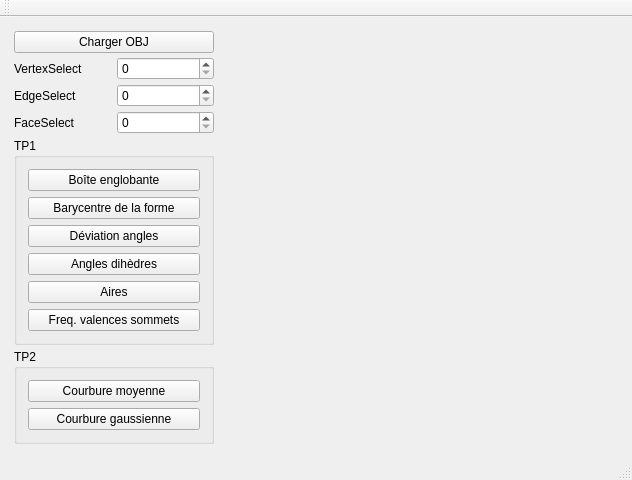
Old version of the form mainwindow.ui in the repository Anthiel/Projet-Prog.-graphique-et-app.-industrielle.
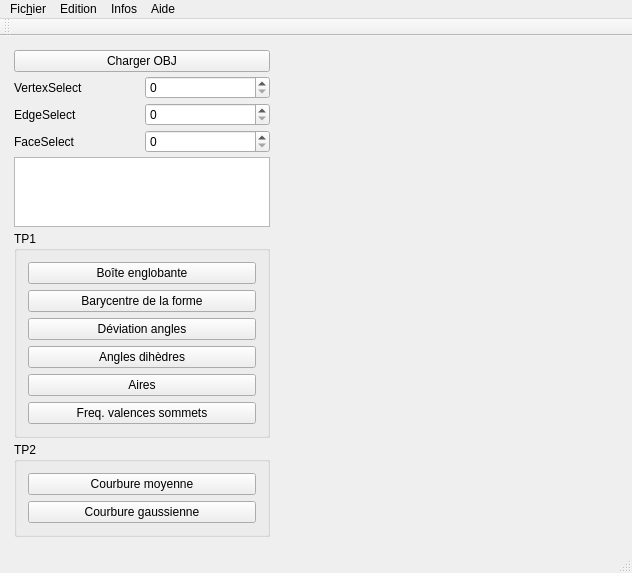
New version of the form. Custom widgets are drawn as their Qt base class.

Patch:
```diff
--- a/mainwindow.ui
+++ b/mainwindow.ui
@@ -7,7 +7,7 @@
     <x>0</x>
     <y>0</y>
     <width>632</width>
-    <height>475</height>
+    <height>554</height>
    </rect>
   </property>
   <property name="windowTitle">
@@ -100,6 +100,20 @@
          </item>
         </layout>
        </item>
+       <item>
+        <layout class="QHBoxLayout" name="horizontalLayout_5">
+         <item>
+          <widget class="QPlainTextEdit" name="plainTextEdit">
+           <property name="maximumSize">
+            <size>
+             <width>16777215</width>
+             <height>80</height>
+            </size>
+           </property>
+          </widget>
+         </item>
+        </layout>
+       </item>
        <item>
         <widget class="QGroupBox" name="groupBox">
          <property name="title">
@@ -188,9 +202,44 @@
      <x>0</x>
      <y>0</y>
      <width>632</width>
-     <height>22</height>
+     <height>23</height>
     </rect>
    </property>
+   <widget class="QMenu" name="menuFichir">
+    <property name="title">
+     <string>Fic&amp;hier</string>
+    </property>
+    <addaction name="actionCharger_OBJ"/>
+   </widget>
+   <widget class="QMenu" name="menuEdition">
+    <property name="title">
+     <string>Edition</string>
+    </property>
+    <addaction name="actionCourbure_Moyenne"/>
+    <addaction name="actionCourbure_Gaussienne"/>
+    <addaction name="actionD_viation_angles"/>
+   </widget>
+   <widget class="QMenu" name="menuInfos">
+    <property name="title">
+     <string>Infos</string>
+    </property>
+    <addaction name="actionBoite_englobante"/>
+    <addaction name="actionBarycentre_de_la_forme"/>
+    <addaction name="actionAngles_di_dres"/>
+    <addaction name="actionFr_quences_des_aires"/>
+    <addaction name="actionFr_quences_valences"/>
+    <addaction name="actionV_rification_voisins"/>
+   </widget>
+   <widget class="QMenu" name="menuCommande">
+    <property name="title">
+     <string>Aide</string>
+    </property>
+    <addaction name="actionCommandes"/>
+   </widget>
+   <addaction name="menuFichir"/>
+   <addaction name="menuEdition"/>
+   <addaction name="menuInfos"/>
+   <addaction name="menuCommande"/>
   </widget>
   <widget class="QToolBar" name="mainToolBar">
    <attribute name="toolBarArea">
```
Left out of the diff: 55 changed lines with no effect on the pictures.
